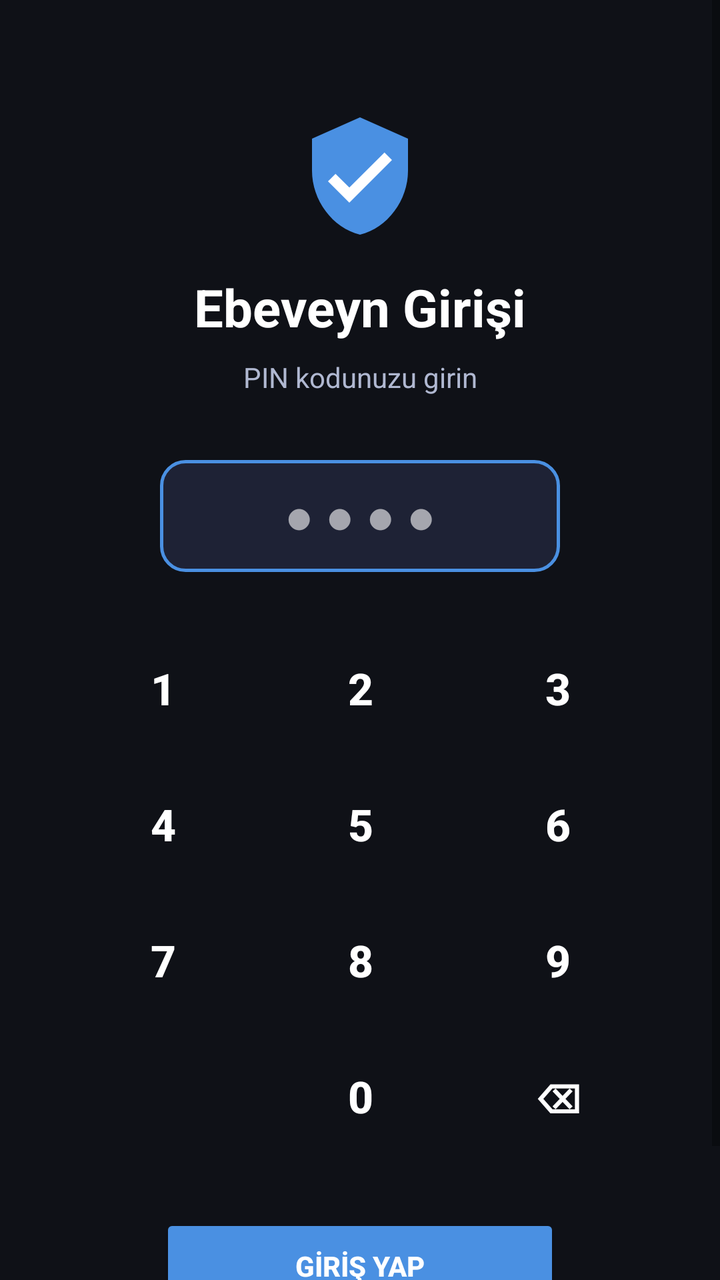
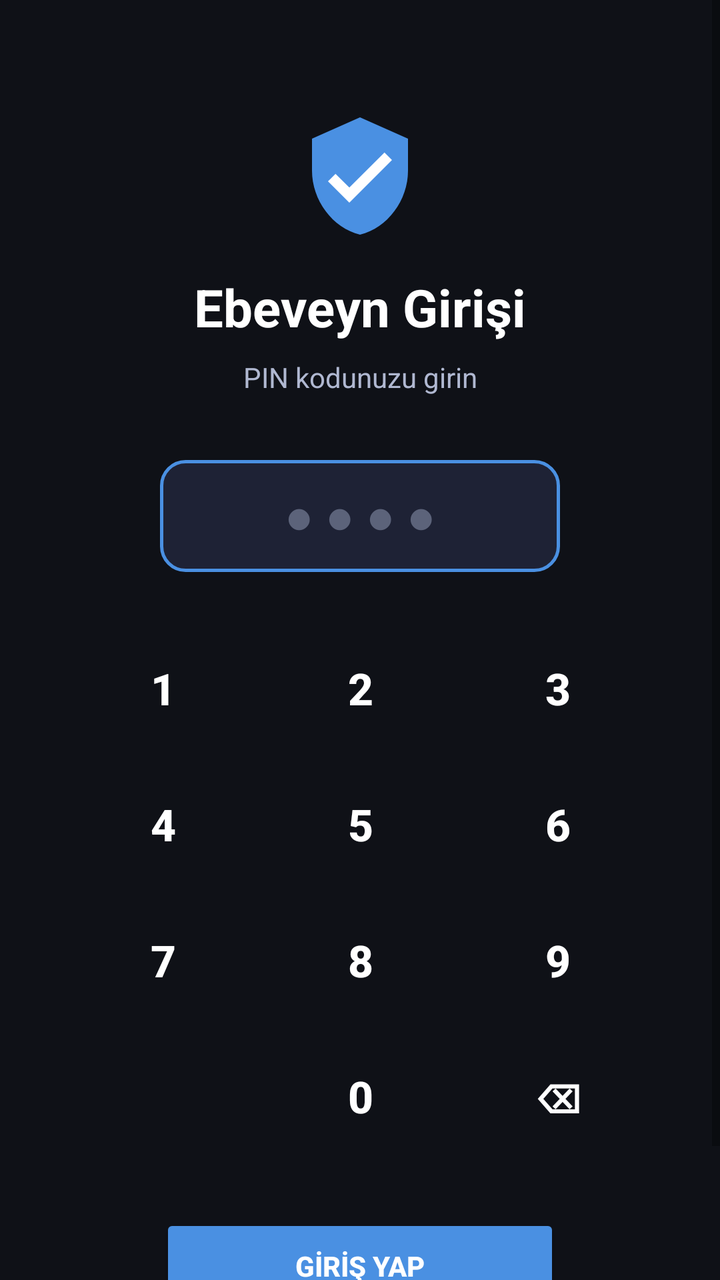

Two renders of the same Android screen: before a commit and after it. Below are the layout's source before the change and the commit's diff.
<!-- AndroidManifest.xml: application theme Theme.YusufAileKilit -->
<!-- res/layout/activity_pin.xml -->
<?xml version="1.0" encoding="utf-8"?>
<ScrollView xmlns:android="http://schemas.android.com/apk/res/android"
    xmlns:app="http://schemas.android.com/apk/res-auto"
    android:layout_width="match_parent"
    android:layout_height="match_parent"
    android:background="@color/bg_dark"
    android:fillViewport="true">

    <androidx.constraintlayout.widget.ConstraintLayout
        android:layout_width="match_parent"
        android:layout_height="wrap_content"
        android:padding="24dp">

        <ImageView
            android:id="@+id/logoIcon"
            android:layout_width="64dp"
            android:layout_height="64dp"
            android:src="@drawable/ic_shield"
            app:layout_constraintEnd_toEndOf="parent"
            app:layout_constraintStart_toStartOf="parent"
            app:layout_constraintTop_toTopOf="parent"
            android:layout_marginTop="32dp"/>

        <TextView
            android:id="@+id/titleText"
            android:layout_width="wrap_content"
            android:layout_height="wrap_content"
            android:text="Ebeveyn Girişi"
            android:textColor="@color/text_primary"
            android:textSize="26sp"
            android:textStyle="bold"
            android:layout_marginTop="16dp"
            app:layout_constraintEnd_toEndOf="parent"
            app:layout_constraintStart_toStartOf="parent"
            app:layout_constraintTop_toBottomOf="@id/logoIcon"/>

        <TextView
            android:id="@+id/subtitleText"
            android:layout_width="wrap_content"
            android:layout_height="wrap_content"
            android:text="PIN kodunuzu girin"
            android:textColor="@color/text_secondary"
            android:textSize="14sp"
            android:layout_marginTop="8dp"
            app:layout_constraintEnd_toEndOf="parent"
            app:layout_constraintStart_toStartOf="parent"
            app:layout_constraintTop_toBottomOf="@id/titleText"/>

        <EditText
            android:id="@+id/pinInput"
            android:layout_width="200dp"
            android:layout_height="56dp"
            android:layout_marginTop="32dp"
            android:background="@drawable/input_bg"
            android:gravity="center"
            android:hint="● ● ● ●"
            android:hintTextColor="@color/text_hint"
            android:inputType="numberPassword"
            android:textColor="@color/text_primary"
            android:textSize="24sp"
            android:focusable="false"
            android:focusableInTouchMode="false"
            android:cursorVisible="false"
            app:layout_constraintEnd_toEndOf="parent"
            app:layout_constraintStart_toStartOf="parent"
            app:layout_constraintTop_toBottomOf="@id/subtitleText"/>

        <include
            android:id="@+id/numpadInclude"
            layout="@layout/layout_numpad"
            android:layout_width="match_parent"
            android:layout_height="wrap_content"
            android:layout_marginTop="16dp"
            app:layout_constraintEnd_toEndOf="parent"
            app:layout_constraintStart_toStartOf="parent"
            app:layout_constraintTop_toBottomOf="@id/pinInput"/>

        <Button
            android:id="@+id/confirmButton"
            android:layout_width="200dp"
            android:layout_height="52dp"
            android:layout_marginTop="16dp"
            android:backgroundTint="@color/accent_blue"
            android:text="GİRİŞ YAP"
            android:textColor="@color/white"
            android:textStyle="bold"
            app:layout_constraintEnd_toEndOf="parent"
            app:layout_constraintStart_toStartOf="parent"
            app:layout_constraintTop_toBottomOf="@id/numpadInclude"
            android:layout_marginBottom="32dp"
            app:layout_constraintBottom_toBottomOf="parent"/>

    </androidx.constraintlayout.widget.ConstraintLayout>
</ScrollView>
<!-- res/layout/layout_numpad.xml (included above) -->
<?xml version="1.0" encoding="utf-8"?>
<GridLayout xmlns:android="http://schemas.android.com/apk/res/android"
    android:layout_width="match_parent"
    android:layout_height="wrap_content"
    android:columnCount="3"
    android:rowCount="4"
    android:padding="8dp">

    <Button android:id="@+id/btn1" android:text="1" style="@style/NumpadButton"/>
    <Button android:id="@+id/btn2" android:text="2" style="@style/NumpadButton"/>
    <Button android:id="@+id/btn3" android:text="3" style="@style/NumpadButton"/>
    <Button android:id="@+id/btn4" android:text="4" style="@style/NumpadButton"/>
    <Button android:id="@+id/btn5" android:text="5" style="@style/NumpadButton"/>
    <Button android:id="@+id/btn6" android:text="6" style="@style/NumpadButton"/>
    <Button android:id="@+id/btn7" android:text="7" style="@style/NumpadButton"/>
    <Button android:id="@+id/btn8" android:text="8" style="@style/NumpadButton"/>
    <Button android:id="@+id/btn9" android:text="9" style="@style/NumpadButton"/>

    <Space
        android:layout_width="0dp"
        android:layout_height="60dp"
        android:layout_columnWeight="1"/>

    <Button android:id="@+id/btn0" android:text="0" style="@style/NumpadButton"/>

    <Button
        android:id="@+id/btnDelete"
        android:text="⌫"
        android:textSize="20sp"
        style="@style/NumpadButton"
        android:backgroundTint="#FF4444"/>

</GridLayout>
<!-- resources referenced by this layout -->
<resources>
  <color name="accent_blue">#4A90E2</color>
  <color name="bg_dark">#0F1117</color>
  <color name="text_hint">#5C637A</color>
  <color name="text_primary">#FFFFFF</color>
  <color name="text_secondary">#B0B8D1</color>
  <color name="white">#FFFFFF</color>
  <!-- drawable ic_shield (drawable) -->
  <?xml version="1.0" encoding="utf-8"?>
  <vector xmlns:android="http://schemas.android.com/apk/res/android"
      android:width="120dp"
      android:height="120dp"
      android:viewportWidth="24"
      android:viewportHeight="24">
      <path
          android:fillColor="#4A90E2"
          android:pathData="M12,1L3,5v6c0,5.55 3.84,10.74 9,12 5.16,-1.26 9,-6.45 9,-12L21,5z"/>
      <path
          android:fillColor="#FFFFFF"
          android:pathData="M10,17l-4,-4 1.41,-1.41L10,14.17l6.59,-6.59L18,9z"/>
  </vector>
  <!-- drawable input_bg (drawable) -->
  <?xml version="1.0" encoding="utf-8"?>
  <shape xmlns:android="http://schemas.android.com/apk/res/android"
      android:shape="rectangle">
      <solid android:color="#1E2235"/>
      <stroke android:width="1.5dp" android:color="#4A90E2"/>
      <corners android:radius="12dp"/>
      <padding android:left="12dp" android:right="12dp" android:top="8dp" android:bottom="8dp"/>
  </shape>
  <style name="NumpadButton" parent="Widget.MaterialComponents.Button">
          <item name="android:layout_width">0dp</item>
          <item name="android:layout_height">60dp</item>
          <item name="android:layout_columnWeight">1</item>
          <item name="android:layout_margin">4dp</item>
          <item name="android:textSize">22sp</item>
          <item name="android:textStyle">bold</item>
          <item name="android:textColor">@color/white</item>
          <item name="backgroundTint">@color/card_bg</item>
          <item name="cornerRadius">12dp</item>
      </style>
  <style name="Theme.YusufAileKilit" parent="Theme.MaterialComponents.DayNight.NoActionBar">
          <item name="colorPrimary">@color/accent_blue</item>
          <item name="colorPrimaryVariant">@color/bg_darker</item>
          <item name="colorOnPrimary">@color/white</item>
          <item name="colorSecondary">@color/accent_green</item>
          <item name="colorSurface">@color/card_bg</item>
          <item name="colorOnSurface">@color/text_primary</item>
          <item name="android:windowBackground">@color/bg_dark</item>
          <item name="android:statusBarColor">@color/bg_dark</item>
          <item name="android:navigationBarColor">@color/bg_dark</item>
          <item name="android:textColor">@color/text_primary</item>
          <item name="editTextStyle">@style/EditTextStyle</item>
      </style>
  <color name="card_bg">#1E2235</color>
  <color name="bg_darker">#1A1D2E</color>
  <color name="accent_green">#27AE60</color>
  <style name="EditTextStyle" parent="Widget.MaterialComponents.TextInputLayout.OutlinedBox">
          <item name="android:textColor">@color/text_primary</item>
          <item name="android:background">@drawable/input_bg</item>
      </style>
</resources>

<!-- the commit's change to res/layout/activity_pin.xml (unified diff, before → after) -->
@@ -54,7 +54,7 @@
             android:background="@drawable/input_bg"
             android:gravity="center"
             android:hint="● ● ● ●"
-            android:hintTextColor="@color/text_hint"
+           android:textColorHint="@color/text_hint"
             android:inputType="numberPassword"
             android:textColor="@color/text_primary"
             android:textSize="24sp"
